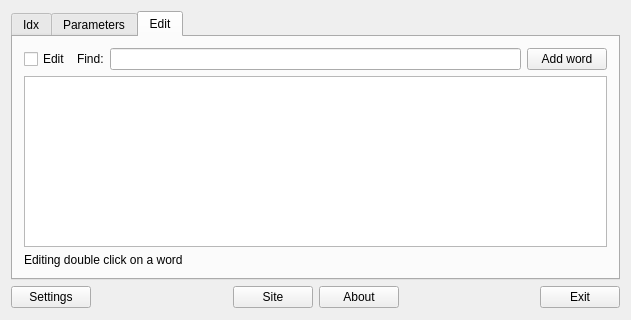
WarmongeR1/QDict4BQ6, file src/mainwindget/mainwidget.ui: the form before one commit.
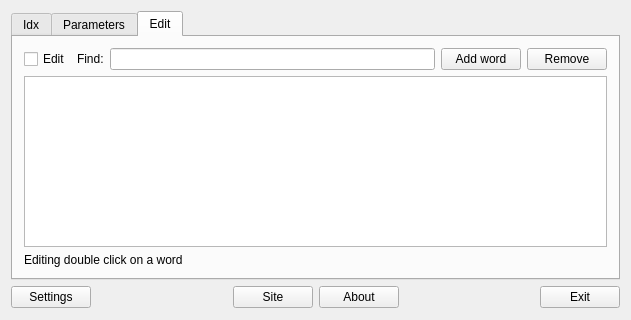
The form after the commit. The open tabs and pages were chosen to show the change.

```diff
--- a/src/mainwindget/mainwidget.ui
+++ b/src/mainwindget/mainwidget.ui
@@ -263,6 +263,16 @@
          </property>
         </widget>
        </item>
+       <item row="0" column="4">
+        <widget class="QPushButton" name="pBRemove">
+         <property name="text">
+          <string>Remove</string>
+         </property>
+        </widget>
+       </item>
+       <item row="1" column="0" colspan="5">
+        <widget class="QTableWidget" name="tableEdit"/>
+       </item>
        <item row="2" column="0" colspan="3">
         <widget class="QLabel" name="label_6">
          <property name="text">
@@ -270,9 +280,6 @@
          </property>
         </widget>
        </item>
-       <item row="1" column="0" colspan="4">
-        <widget class="QTableWidget" name="tableEdit"/>
-       </item>
       </layout>
      </widget>
     </widget>
```
